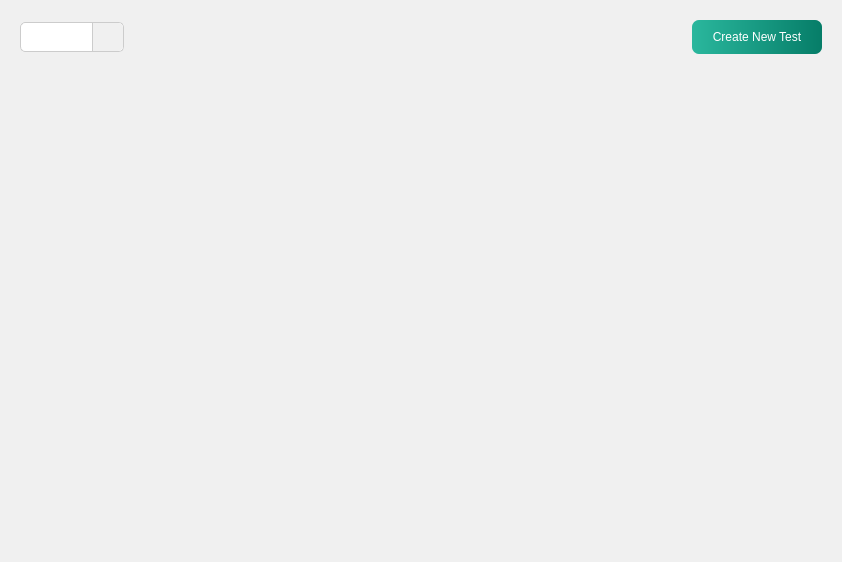
Before: the Qt Designer form ui/QTFiles/testResults.ui in fizzycoding/Attendance-Management-System--College, drawn with Qt 5.
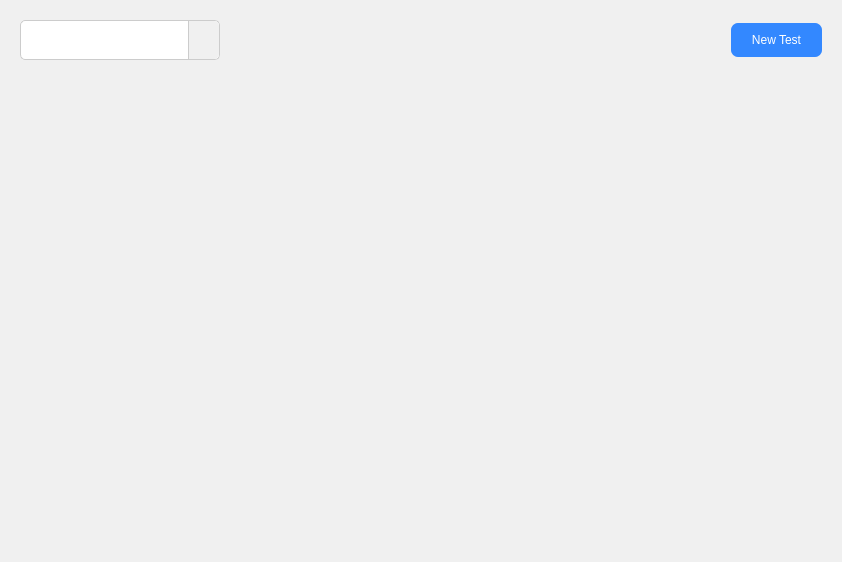
After: the same form once the commit is applied. Icons and pictures are not drawn.

The edit to the form file:
```diff
--- a/ui/QTFiles/testResults.ui
+++ b/ui/QTFiles/testResults.ui
@@ -42,8 +42,8 @@
         </property>
         <property name="minimumSize">
          <size>
-          <width>0</width>
-          <height>0</height>
+          <width>200</width>
+          <height>40</height>
          </size>
         </property>
         <property name="styleSheet">
@@ -101,14 +101,14 @@
         </property>
         <property name="styleSheet">
          <string notr="true">color: #fff;
-background : qlineargradient(spread:pad, x1:0, y1:0, x2:1, y2:0, stop:0 rgb(42, 183, 157), stop:1 #067d68);;
+background : #3388FF;
 border: none;
 padding: 10px 20px;
-font: 800 14px &quot;Segoe UI&quot;;
+font: 600 14px &quot;Segoe UI&quot;;
 border-radius: 7px</string>
         </property>
         <property name="text">
-         <string>Create New Test</string>
+         <string>New Test</string>
         </property>
         <property name="icon">
          <iconset>
@@ -172,7 +172,7 @@
             <x>0</x>
             <y>0</y>
             <width>824</width>
-            <height>481</height>
+            <height>480</height>
            </rect>
           </property>
           <layout class="QVBoxLayout" name="testsLayout">
```
Left out of the diff: 2 changed lines with no effect on the pictures.
